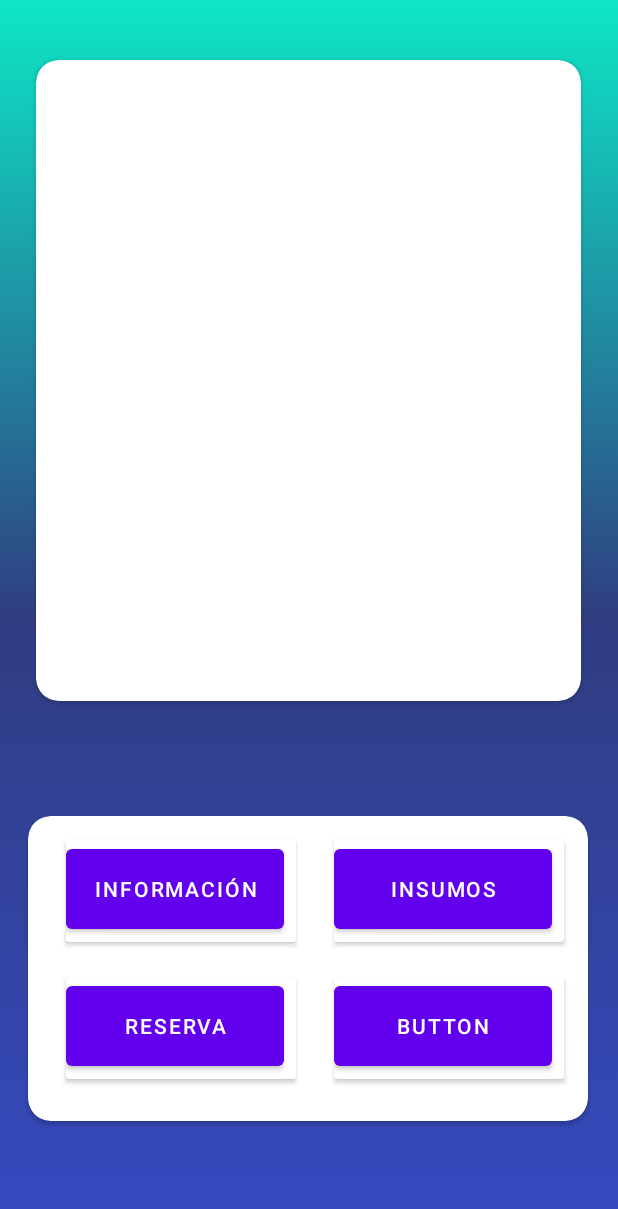
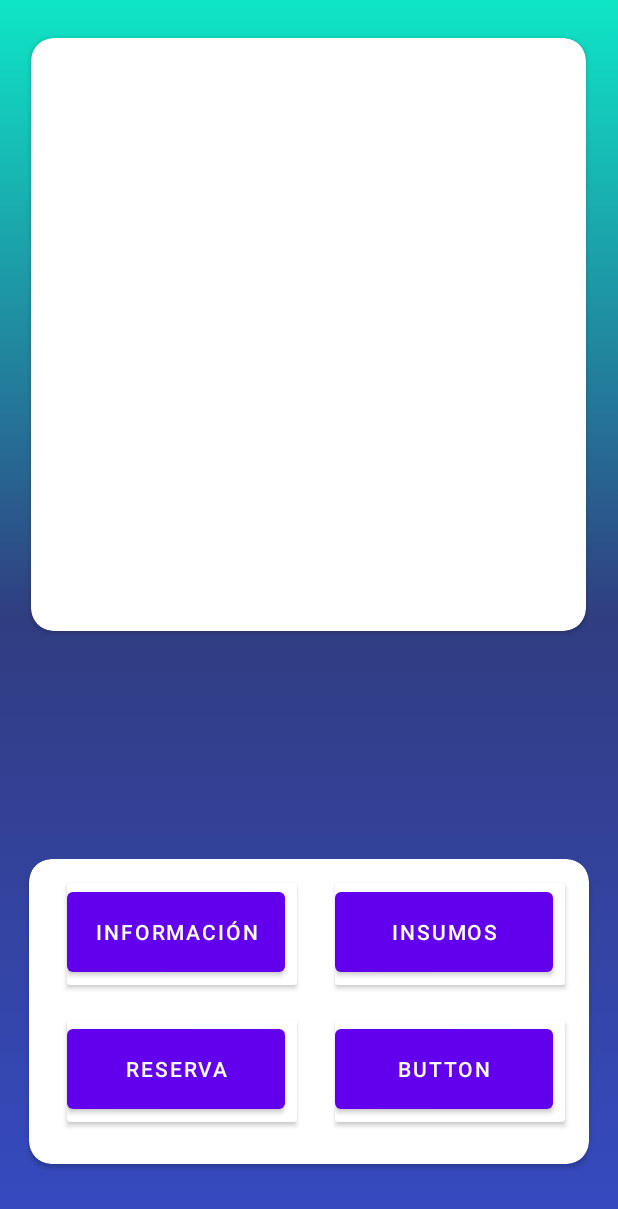
Before and after one commit to NekoHEN/EPE2APPMOVIL, an Android app: the layout activity_home.xml on its own in the app's theme, with its tools: preview values and no code run, on a phone screen of 412 x 824 dp. Shown: the top 1209 px of the screen. Run offline under Robolectric (Android 15) with nearby library versions, the phone set to English and light mode, and no system bars.

Commit message:
se avanso en el home

```diff
--- a/app/src/main/AndroidManifest.xml
+++ b/app/src/main/AndroidManifest.xml
@@ -11,6 +11,9 @@
         android:supportsRtl="true"
         android:theme="@style/Theme.EPE2AppMovil"
         tools:targetApi="31">
+        <activity
+            android:name=".Home_act"
+            android:exported="false" />
         <activity
             android:name=".Valoracion_act"
             android:exported="false" />
--- a/app/src/main/res/layout/activity_home.xml
+++ b/app/src/main/res/layout/activity_home.xml
@@ -9,9 +9,9 @@
 
     <androidx.cardview.widget.CardView
         android:id="@+id/cardView"
-        android:layout_width="363dp"
-        android:layout_height="427dp"
-        android:layout_marginTop="40dp"
+        android:layout_width="370dp"
+        android:layout_height="395dp"
+        android:layout_marginTop="25dp"
         app:cardCornerRadius="15dp"
         app:layout_constraintEnd_toEndOf="parent"
         app:layout_constraintHorizontal_bias="0.487"
@@ -31,9 +31,9 @@
         app:cardCornerRadius="15dp"
         app:layout_constraintBottom_toBottomOf="parent"
         app:layout_constraintEnd_toEndOf="parent"
-        app:layout_constraintHorizontal_bias="0.486"
         app:layout_constraintStart_toStartOf="parent"
-        app:layout_constraintTop_toBottomOf="@+id/cardView">
+        app:layout_constraintTop_toBottomOf="@+id/cardView"
+        app:layout_constraintVertical_bias="0.759">
 
         <androidx.constraintlayout.widget.ConstraintLayout
             android:layout_width="match_parent"
@@ -107,7 +107,6 @@
                     android:id="@+id/button7"
                     android:layout_width="145dp"
                     android:layout_height="65dp"
-                    android:onClick="informacion"
                     android:text="Información"
                     android:textSize="14sp" />
             </androidx.cardview.widget.CardView>
--- a/app/src/main/res/values/themes.xml
+++ b/app/src/main/res/values/themes.xml
@@ -1,6 +1,6 @@
 <resources xmlns:tools="http://schemas.android.com/tools">
     <!-- Base application theme. -->
-    <style name="Theme.EPE2AppMovil" parent="Theme.MaterialComponents.DayNight.DarkActionBar">
+    <style name="Theme.EPE2AppMovil" parent="Theme.MaterialComponents.DayNight.NoActionBar">
         <!-- Primary brand color. -->
         <item name="colorPrimary">@color/purple_500</item>
         <item name="colorPrimaryVariant">@color/purple_700</item>
```
Also changed, not shown: app/src/main/java/com/example/epe2appmovil/Home_act.java (+0 -20 lines), app/src/main/java/com/example/epe2appmovil/Info_act.java (+3 -9 lines).
